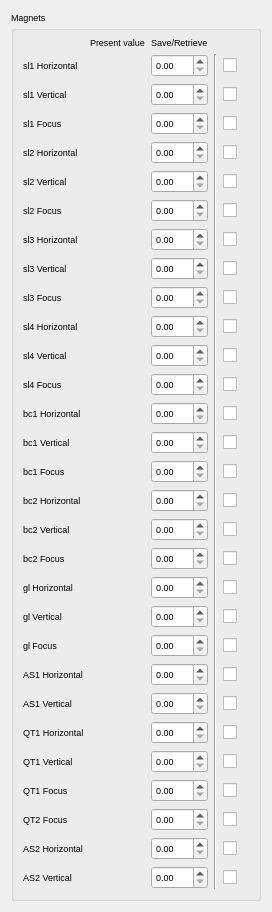
Before: the Qt Designer form src/widgets/ui/snapshot_magnets.ui in srgblnch/LinacGUI, drawn with Qt 5.
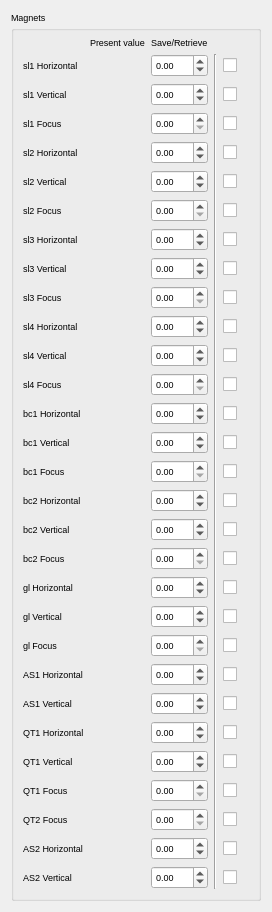
After: the same form once the commit is applied. Custom widgets are drawn as their Qt base class.

```diff
--- a/src/widgets/ui/snapshot_magnets.ui
+++ b/src/widgets/ui/snapshot_magnets.ui
@@ -53,13 +53,33 @@
        <widget class="TaurusLabel" name="bc2HRead"/>
       </item>
       <item row="19" column="2">
-       <widget class="QDoubleSpinBox" name="glHWrite"/>
+       <widget class="QDoubleSpinBox" name="glHWrite">
+        <property name="minimum">
+         <double>-2.000000000000000</double>
+        </property>
+        <property name="maximum">
+         <double>2.000000000000000</double>
+        </property>
+        <property name="singleStep">
+         <double>0.010000000000000</double>
+        </property>
+       </widget>
       </item>
       <item row="19" column="1">
        <widget class="TaurusLabel" name="glHRead"/>
       </item>
       <item row="29" column="2">
-       <widget class="QDoubleSpinBox" name="as2VWrite"/>
+       <widget class="QDoubleSpinBox" name="as2VWrite">
+        <property name="minimum">
+         <double>-2.000000000000000</double>
+        </property>
+        <property name="maximum">
+         <double>2.000000000000000</double>
+        </property>
+        <property name="singleStep">
+         <double>0.010000000000000</double>
+        </property>
+       </widget>
       </item>
       <item row="20" column="5">
        <widget class="QCheckBox" name="glVCheck">
@@ -126,7 +146,17 @@
        </widget>
       </item>
       <item row="23" column="2">
-       <widget class="QDoubleSpinBox" name="as1VWrite"/>
+       <widget class="QDoubleSpinBox" name="as1VWrite">
+        <property name="minimum">
+         <double>-2.000000000000000</double>
+        </property>
+        <property name="maximum">
+         <double>2.000000000000000</double>
+        </property>
+        <property name="singleStep">
+         <double>0.010000000000000</double>
+        </property>
+       </widget>
       </item>
       <item row="21" column="5">
        <widget class="QCheckBox" name="glFCheck">
@@ -143,7 +173,17 @@
        </widget>
       </item>
       <item row="20" column="2">
-       <widget class="QDoubleSpinBox" name="glVWrite"/>
+       <widget class="QDoubleSpinBox" name="glVWrite">
+        <property name="minimum">
+         <double>-2.000000000000000</double>
+        </property>
+        <property name="maximum">
+         <double>2.000000000000000</double>
+        </property>
+        <property name="singleStep">
+         <double>0.010000000000000</double>
+        </property>
+       </widget>
       </item>
       <item row="17" column="1">
        <widget class="TaurusLabel" name="bc2VRead"/>
@@ -211,7 +251,17 @@
        </widget>
       </item>
       <item row="25" column="2">
-       <widget class="QDoubleSpinBox" name="qt1VWrite"/>
+       <widget class="QDoubleSpinBox" name="qt1VWrite">
+        <property name="minimum">
+         <double>-16.000000000000000</double>
+        </property>
+        <property name="maximum">
+         <double>16.000000000000000</double>
+        </property>
+        <property name="singleStep">
+         <double>0.010000000000000</double>
+        </property>
+       </widget>
       </item>
       <item row="27" column="0">
        <widget class="QLabel" name="qt2FLabel">
@@ -221,7 +271,20 @@
        </widget>
       </item>
       <item row="16" column="2">
-       <widget class="QDoubleSpinBox" name="bc2HWrite"/>
+       <widget class="QDoubleSpinBox" name="bc2HWrite">
+        <property name="minimum">
+         <double>-2.000000000000000</double>
+        </property>
+        <property name="maximum">
+         <double>2.000000000000000</double>
+        </property>
+        <property name="singleStep">
+         <double>0.010000000000000</double>
+        </property>
+        <property name="value">
+         <double>0.000000000000000</double>
+        </property>
+       </widget>
       </item>
       <item row="26" column="1">
        <widget class="TaurusLabel" name="qt1FRead"/>
@@ -250,7 +313,17 @@
        <widget class="QDoubleSpinBox" name="glFWrite"/>
       </item>
       <item row="24" column="2">
-       <widget class="QDoubleSpinBox" name="qt1HWrite"/>
+       <widget class="QDoubleSpinBox" name="qt1HWrite">
+        <property name="minimum">
+         <double>-16.000000000000000</double>
+        </property>
+        <property name="maximum">
+         <double>16.000000000000000</double>
+        </property>
+        <property name="singleStep">
+         <double>0.010000000000000</double>
+        </property>
+       </widget>
       </item>
       <item row="17" column="0">
        <widget class="QLabel" name="bc2VLabel">
@@ -290,16 +363,46 @@
        <widget class="TaurusLabel" name="as1VRead"/>
       </item>
       <item row="22" column="2">
-       <widget class="QDoubleSpinBox" name="as1HWrite"/>
+       <widget class="QDoubleSpinBox" name="as1HWrite">
+        <property name="minimum">
+         <double>-2.000000000000000</double>
+        </property>
+        <property name="maximum">
+         <double>2.000000000000000</double>
+        </property>
+        <property name="singleStep">
+         <double>0.010000000000000</double>
+        </property>
+       </widget>
       </item>
       <item row="17" column="2">
-       <widget class="QDoubleSpinBox" name="bc2VWrite"/>
+       <widget class="QDoubleSpinBox" name="bc2VWrite">
+        <property name="minimum">
+         <double>-2.000000000000000</double>
+        </property>
+        <property name="maximum">
+         <double>2.000000000000000</double>
+        </property>
+        <property name="singleStep">
+         <double>0.010000000000000</double>
+        </property>
+       </widget>
       </item>
       <item row="4" column="1">
        <widget class="TaurusLabel" name="sl2HRead"/>
       </item>
       <item row="28" column="2">
-       <widget class="QDoubleSpinBox" name="as2HWrite"/>
+       <widget class="QDoubleSpinBox" name="as2HWrite">
+        <property name="minimum">
+         <double>-2.000000000000000</double>
+        </property>
+        <property name="maximum">
+         <double>2.000000000000000</double>
+        </property>
+        <property name="singleStep">
+         <double>0.010000000000000</double>
+        </property>
+       </widget>
       </item>
       <item row="25" column="0">
        <widget class="QLabel" name="qt1VLabel">
@@ -349,7 +452,17 @@
        <widget class="TaurusLabel" name="sl4VRead"/>
       </item>
       <item row="11" column="2">
-       <widget class="QDoubleSpinBox" name="sl4VWrite"/>
+       <widget class="QDoubleSpinBox" name="sl4VWrite">
+        <property name="minimum">
+         <double>-2.000000000000000</double>
+        </property>
+        <property name="maximum">
+         <double>2.000000000000000</double>
+        </property>
+        <property name="singleStep">
+         <double>0.010000000000000</double>
+        </property>
+       </widget>
       </item>
       <item row="12" column="0">
        <widget class="QLabel" name="sl4FLabel">
@@ -376,7 +489,17 @@
        </widget>
       </item>
       <item row="7" column="2">
-       <widget class="QDoubleSpinBox" name="sl3HWrite"/>
+       <widget class="QDoubleSpinBox" name="sl3HWrite">
+        <property name="minimum">
+         <double>-2.000000000000000</double>
+        </property>
+        <property name="maximum">
+         <double>2.000000000000000</double>
+        </property>
+        <property name="singleStep">
+         <double>0.010000000000000</double>
+        </property>
+       </widget>
       </item>
       <item row="1" column="5">
        <widget class="QCheckBox" name="sl1HCheck">
@@ -386,7 +509,17 @@
        </widget>
       </item>
       <item row="8" column="2">
-       <widget class="QDoubleSpinBox" name="sl3VWrite"/>
+       <widget class="QDoubleSpinBox" name="sl3VWrite">
+        <property name="minimum">
+         <double>-2.000000000000000</double>
+        </property>
+        <property name="maximum">
+         <double>2.000000000000000</double>
+        </property>
+        <property name="singleStep">
+         <double>0.010000000000000</double>
+        </property>
+       </widget>
       </item>
       <item row="5" column="5">
        <widget class="QCheckBox" name="sl2VCheck">
@@ -410,10 +543,33 @@
        </widget>
       </item>
       <item row="4" column="2">
-       <widget class="QDoubleSpinBox" name="sl2HWrite"/>
+       <widget class="QDoubleSpinBox" name="sl2HWrite">
+        <property name="minimum">
+         <double>-2.000000000000000</double>
+        </property>
+        <property name="maximum">
+         <double>2.000000000000000</double>
+        </property>
+        <property name="singleStep">
+         <double>0.010000000000000</double>
+        </property>
+       </widget>
       </item>
       <item row="5" column="2">
-       <widget class="QDoubleSpinBox" name="sl2VWrite"/>
+       <widget class="QDoubleSpinBox" name="sl2VWrite">
+        <property name="minimum">
+         <double>-2.000000000000000</double>
+        </property>
+        <property name="maximum">
+         <double>2.000000000000000</double>
+        </property>
+        <property name="singleStep">
+         <double>0.010000000000000</double>
+        </property>
+        <property name="value">
+         <double>0.000000000000000</double>
+        </property>
+       </widget>
       </item>
       <item row="1" column="1">
        <widget class="TaurusLabel" name="sl1HRead"/>
@@ -498,7 +654,17 @@
        <widget class="TaurusLabel" name="sl1FRead"/>
       </item>
       <item row="1" column="2">
-       <widget class="QDoubleSpinBox" name="sl1HWrite"/>
+       <widget class="QDoubleSpinBox" name="sl1HWrite">
+        <property name="minimum">
+         <double>-2.000000000000000</double>
+        </property>
+        <property name="maximum">
+         <double>2.000000000000000</double>
+        </property>
+        <property name="singleStep">
+         <double>0.010000000000000</double>
+        </property>
+       </widget>
       </item>
       <item row="5" column="1">
        <widget class="TaurusLabel" name="sl2VRead"/>
@@ -531,7 +697,17 @@
        </widget>
       </item>
       <item row="2" column="2">
-       <widget class="QDoubleSpinBox" name="sl1VWrite"/>
+       <widget class="QDoubleSpinBox" name="sl1VWrite">
+        <property name="minimum">
+         <double>-2.000000000000000</double>
+        </property>
+        <property name="maximum">
+         <double>2.000000000000000</double>
+        </property>
+        <property name="singleStep">
+         <double>0.010000000000000</double>
+        </property>
+       </widget>
       </item>
       <item row="38" column="1">
        <spacer name="verticalSpacer">
@@ -563,7 +739,17 @@
        <widget class="TaurusLabel" name="sl1VRead"/>
       </item>
       <item row="10" column="2">
-       <widget class="QDoubleSpinBox" name="sl4HWrite"/>
+       <widget class="QDoubleSpinBox" name="sl4HWrite">
+        <property name="minimum">
+         <double>-2.000000000000000</double>
+        </property>
+        <property name="maximum">
+         <double>2.000000000000000</double>
+        </property>
+        <property name="singleStep">
+         <double>0.010000000000000</double>
+        </property>
+       </widget>
       </item>
       <item row="13" column="1">
        <widget class="TaurusLabel" name="bc1HRead"/>
@@ -583,7 +769,17 @@
        </widget>
       </item>
       <item row="13" column="2">
-       <widget class="QDoubleSpinBox" name="bc1HWrite"/>
+       <widget class="QDoubleSpinBox" name="bc1HWrite">
+        <property name="minimum">
+         <double>-2.000000000000000</double>
+        </property>
+        <property name="maximum">
+         <double>2.000000000000000</double>
+        </property>
+        <property name="singleStep">
+         <double>0.010000000000000</double>
+        </property>
+       </widget>
       </item>
       <item row="13" column="5">
        <widget class="QCheckBox" name="bc1HCheck">
@@ -603,7 +799,17 @@
        <widget class="TaurusLabel" name="bc1VRead"/>
       </item>
       <item row="14" column="2">
-       <widget class="QDoubleSpinBox" name="bc1VWrite"/>
+       <widget class="QDoubleSpinBox" name="bc1VWrite">
+        <property name="minimum">
+         <double>-2.000000000000000</double>
+        </property>
+        <property name="maximum">
+         <double>2.000000000000000</double>
+        </property>
+        <property name="singleStep">
+         <double>0.010000000000000</double>
+        </property>
+       </widget>
       </item>
       <item row="14" column="5">
        <widget class="QCheckBox" name="bc1VCheck">
```
Left out of the diff: 81 changed lines with no effect on the pictures.
